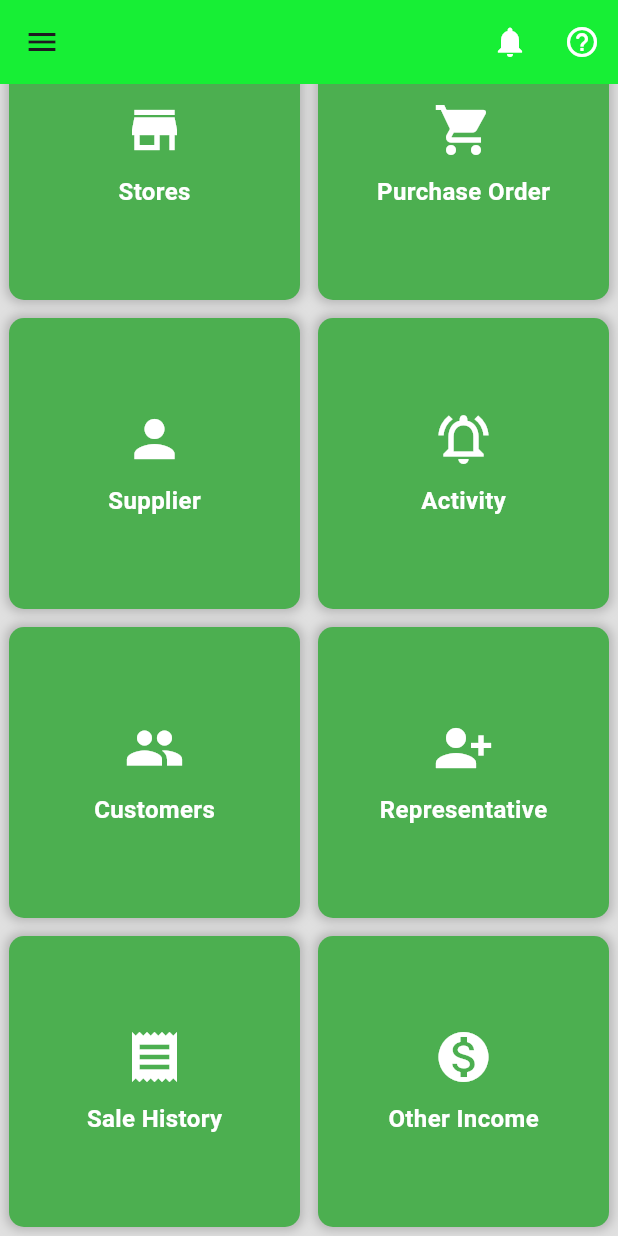
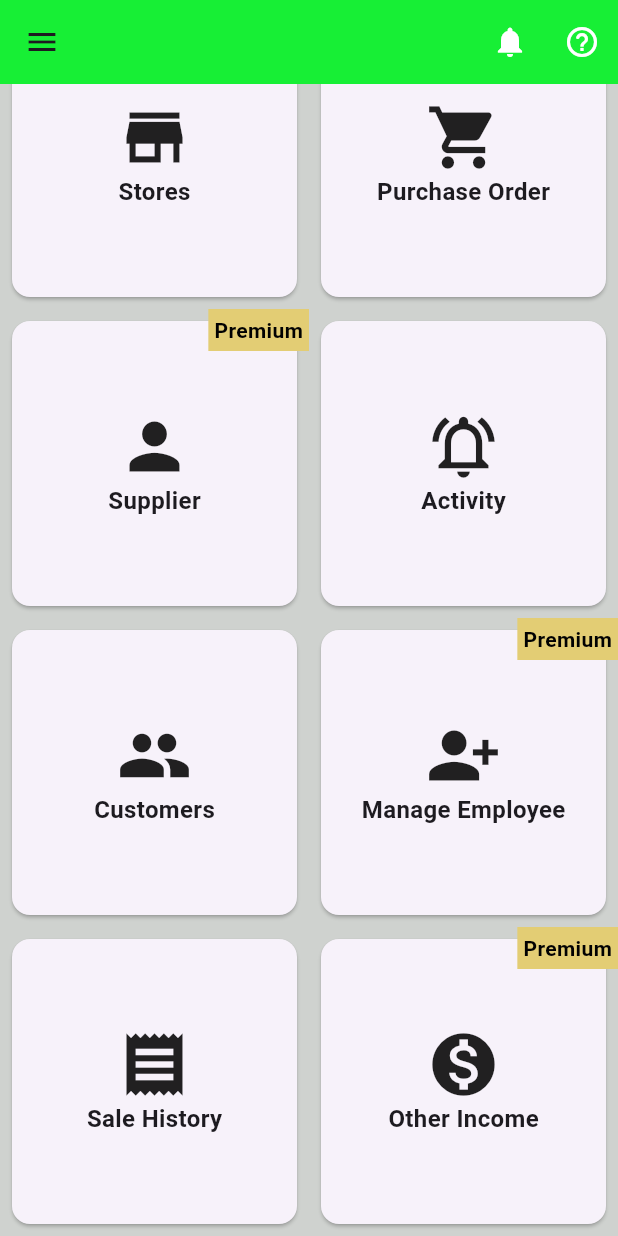
Before and after one commit to BrianKawinzi/medfast_go, a Flutter app: the GeneralPage screen opened directly, scrolled down 262 dp, on a phone screen of 412 x 824 dp. Run offline on Flutter 3.47's test engine with Material 3 defaults, Android fonts, the phone set to English and light mode, and no system bars; our stand-ins replace audioplayers, csv, file_picker, fluttertoast, geolocator, image_picker and 3 more; missing offline and left inert: barcode_scan2, excel, flutter_file_dialog, mpesa_flutter_plugin, qr_code_scanner; accounts and stored records are empty.

Commit message:
Logo,Name,Splash,Mpesa,etc

```diff
--- a/lib/business/sales.dart
+++ b/lib/business/sales.dart
@@ -348,7 +348,6 @@ class _SalesState extends State<Sales> {
               _addToCart(product);
             });
             playSound();
-            CommonU
           }
         } catch (e) {
           print(e);
--- a/lib/pages/general_page.dart
+++ b/lib/pages/general_page.dart
@@ -18,13 +18,13 @@ import 'package:medfast_go/pages/notification.dart';
 import 'package:medfast_go/pages/faq.dart';
 
 class GeneralPage extends StatelessWidget {
-  const GeneralPage({Key? key}) : super(key: key);
+  GeneralPage({Key? key}) : super(key: key);
 
   @override
   Widget build(BuildContext context) {
     checkTwoDaysExpiryNotifications();
     return Scaffold(
-      backgroundColor: Colors.grey[300],
+      backgroundColor: Color.fromARGB(255, 207, 210, 207),
       appBar: AppBar(
         backgroundColor: const Color.fromARGB(255, 16, 253, 44),
         elevation: 10.0,
@@ -103,50 +103,64 @@ class GeneralPage extends StatelessWidget {
       body: GridView.count(
         crossAxisCount: 2,
         children: [
-          GestureDetector(
-            onTap: () => navigateToPage(context, "Products"),
-            child: buildTile("Products", Icons.shopping_bag),
+          buildTile(context, "Products", Icons.shopping_bag, false),
+          buildTile(context, "Expenses", Icons.money_off, false),
+          buildTile(context, "Stores", Icons.store, true),
+          buildTile(context, "Purchase Order", Icons.shopping_cart, true),
+          buildTile(context, "Supplier", Icons.person, true),
+          buildTile(context, "Activity", Icons.notifications_active_outlined, false),
+          buildTile(context, "Customers", Icons.people, false),
+          buildTile(context, "Manage Employee", Icons.person_add_alt_1_sharp, true),
+          buildTile(context, "Sale History", Icons.receipt, false),
+          buildTile(context, "Other Income", Icons.monetization_on, true),
+        ],
       ),
-          GestureDetector(
-            onTap: () => navigateToPage(context, "Expenses"),
-            child: buildTile("Expenses", Icons.money_off),
+    );
+  }
+
+  Widget buildTile(BuildContext context, String title, IconData icon, bool isPremium) {
+    return GestureDetector(
+      onTap: isPremium ? null : () => navigateToPage(context, title),
+      child: Stack(
+        children: [
+          buildTileContent(title, icon),
+          if (isPremium)
+            Positioned(
+              top: 0,
+              right: 0,
+              child: Container(
+                padding: const EdgeInsets.all(4),
+                color: Color.fromARGB(255, 227, 205, 116),
+                child: Text(
+                  'Premium',
+                  style: TextStyle(
+                    color: Color.fromARGB(255, 1, 1, 1),
+                    fontWeight: FontWeight.bold,
                   ),
-          GestureDetector(
-            onTap: () => navigateToPage(context, "Stores"),
-            child: buildTile("Stores", Icons.store),
                 ),
-          GestureDetector(
-            onTap: () => navigateToPage(context, "Purchase Order"),
-            child: buildTile("Purchase Order", Icons.shopping_cart),
               ),
-          GestureDetector(
-            onTap: () => navigateToPage(context, "Supplier"),
-            child: buildTile("Supplier", Icons.person),
-          ),
-          GestureDetector(
-            onTap: () => navigateToPage(context, "Activity"),
-            child: buildTile("Activity", Icons.notifications_active_outlined),
-          ),
-          GestureDetector(
-            onTap: () => navigateToPage(context, "Customers"),
-            child: buildTile("Customers", Icons.people),
-          ),
-          GestureDetector(
-            onTap: () => navigateToPage(context, "Representative"),
-            child: buildTile("Representative", Icons.person_add_alt_1_sharp),
-          ),
-          GestureDetector(
-            onTap: () => navigateToPage(context, "Sale History"),
-            child: buildTile("Sale History", Icons.receipt),
-          ),
-          GestureDetector(
-            onTap: () => navigateToPage(context, "Other Income"),
-            child: buildTile("Other Income", Icons.monetization_on),
             ),
         ],
       ),
     );
   }
+
+  Widget buildTileContent(String title, IconData icon) {
+    return Card(
+      margin: const EdgeInsets.all(8.0),
+      child: Center(
+        child: Column(
+          mainAxisSize: MainAxisSize.min,
+          children: [
+            Icon(icon, size: 50.0),
+            Text(
+              title,
+              style: const TextStyle(fontSize: 16.0, fontWeight: FontWeight.bold),
+            ),
+          ],
+        ),
+      ),
+    );
   }
 
   Future<String> getPharmacyName() async {
@@ -221,3 +235,4 @@ Future<void> checkTwoDaysExpiryNotifications() async {
 
     hasTwoDaysExpiryNotification = false;
   }
+}
--- a/lib/pages/splash_screen.dart
+++ b/lib/pages/splash_screen.dart
@@ -60,17 +60,17 @@ class _SplashScreenState extends State<SplashScreen> {
       Navigator.pushReplacementNamed(context, '/brandintro');
     });
     return Scaffold(
-      backgroundColor: Colors.green,
+      backgroundColor: Color.fromARGB(255, 238, 240, 238),
       body: Center(
         child: Column(
           mainAxisAlignment: MainAxisAlignment.center,
           children: [
             Image.asset(
-              'lib/assets/Medrxlogo.png', // Ensure this path is correct for your project.
+              'lib/assets/Flashsplash1.png', // Ensure this path is correct for your project.
             ),
             const SizedBox(height: 20),
             const Text(
-              'MedFast',
+              '',
               style: TextStyle(fontSize: 18, color: Colors.white),
             ),
           ],
```
Also changed, not shown: lib/data/DatabaseHelper.dart (+7 -1 lines), lib/main.dart (+10 -0 lines), lib/models/M_PesaDetailsEntryPage.dart (+117 -145 lines), lib/models/M_PesaPayment.dart (+39 -31 lines), lib/pages/widgets/navigation_drawer.dart (+27 -27 lines), pubspec.yaml (+6 -1 lines), lib/assets/Flashsplash1.png (added), lib/assets/medfastlogowhite.png (added), 21 other files. Lines whose indentation alone changed are shown as unchanged.
